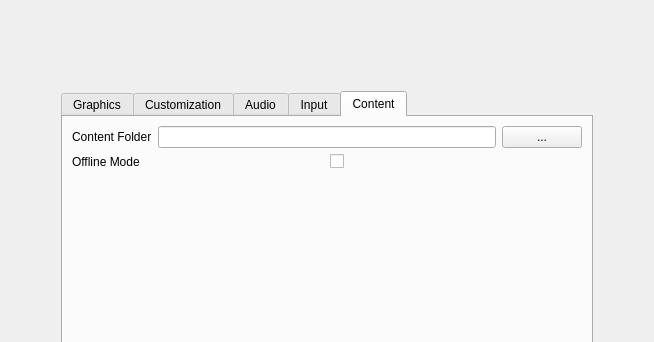
RemotelyChaotic/JOIPEngine, file src/SettingsScreen.ui: the form before one commit; both pictures show x 0 to 654 and y 0 to 342 of the 654 by 579 pixel window.
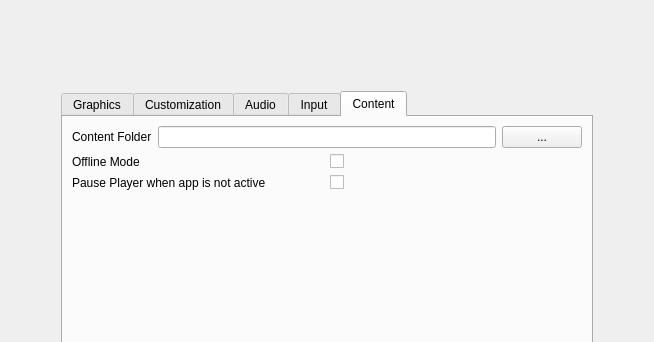
The form after the commit. The open tabs and pages were chosen to show the change. Custom widgets are drawn as their Qt base class.

Commit message: Pause Player when app is inactive

```diff
--- a/src/SettingsScreen.ui
+++ b/src/SettingsScreen.ui
@@ -527,19 +527,6 @@
        <string>Content</string>
       </attribute>
       <layout class="QGridLayout" name="gridLayout_3">
-       <item row="3" column="0" colspan="3">
-        <spacer name="verticalSpacer_7">
-         <property name="orientation">
-          <enum>Qt::Vertical</enum>
-         </property>
-         <property name="sizeHint" stdset="0">
-          <size>
-           <width>20</width>
-           <height>40</height>
-          </size>
-         </property>
-        </spacer>
-       </item>
        <item row="1" column="0" colspan="3">
         <widget class="QWidget" name="pContentContainer" native="true">
          <layout class="QHBoxLayout" name="horizontalLayout_8">
@@ -599,6 +586,19 @@
          </layout>
         </widget>
        </item>
+       <item row="4" column="0" colspan="3">
+        <spacer name="verticalSpacer_7">
+         <property name="orientation">
+          <enum>Qt::Vertical</enum>
+         </property>
+         <property name="sizeHint" stdset="0">
+          <size>
+           <width>20</width>
+           <height>40</height>
+          </size>
+         </property>
+        </spacer>
+       </item>
        <item row="2" column="0" colspan="3">
         <widget class="QWidget" name="pOfflineContainer" native="true">
          <layout class="QHBoxLayout" name="horizontalLayout_10">
@@ -631,6 +631,38 @@
          </layout>
         </widget>
        </item>
+       <item row="3" column="0" colspan="3">
+        <widget class="QWidget" name="pPauseWhenNotActive" native="true">
+         <layout class="QHBoxLayout" name="horizontalLayout_11">
+          <property name="leftMargin">
+           <number>0</number>
+          </property>
+          <property name="topMargin">
+           <number>0</number>
+          </property>
+          <property name="rightMargin">
+           <number>0</number>
+          </property>
+          <property name="bottomMargin">
+           <number>0</number>
+          </property>
+          <item>
+           <widget class="QLabel" name="label_9">
+            <property name="text">
+             <string>Pause Player when app is not active</string>
+            </property>
+           </widget>
+          </item>
+          <item>
+           <widget class="QCheckBox" name="pPauseWhenNotActiveCheckBox">
+            <property name="text">
+             <string/>
+            </property>
+           </widget>
+          </item>
+         </layout>
+        </widget>
+       </item>
       </layout>
      </widget>
     </widget>
```
The commit also changes 10 other files.
